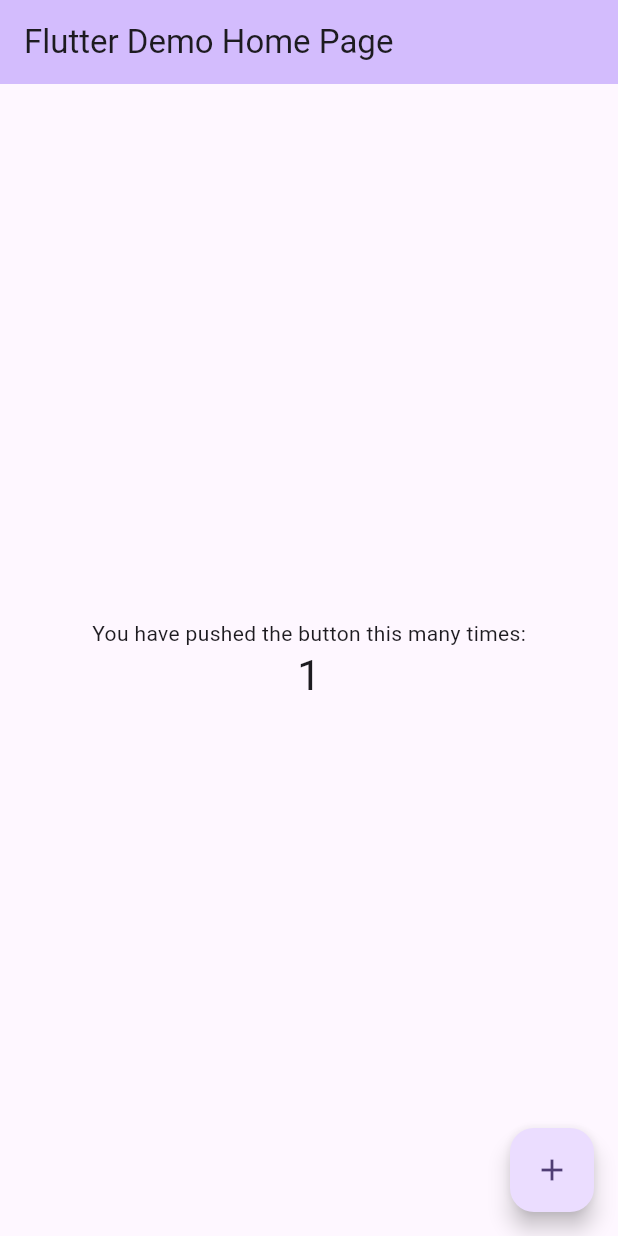
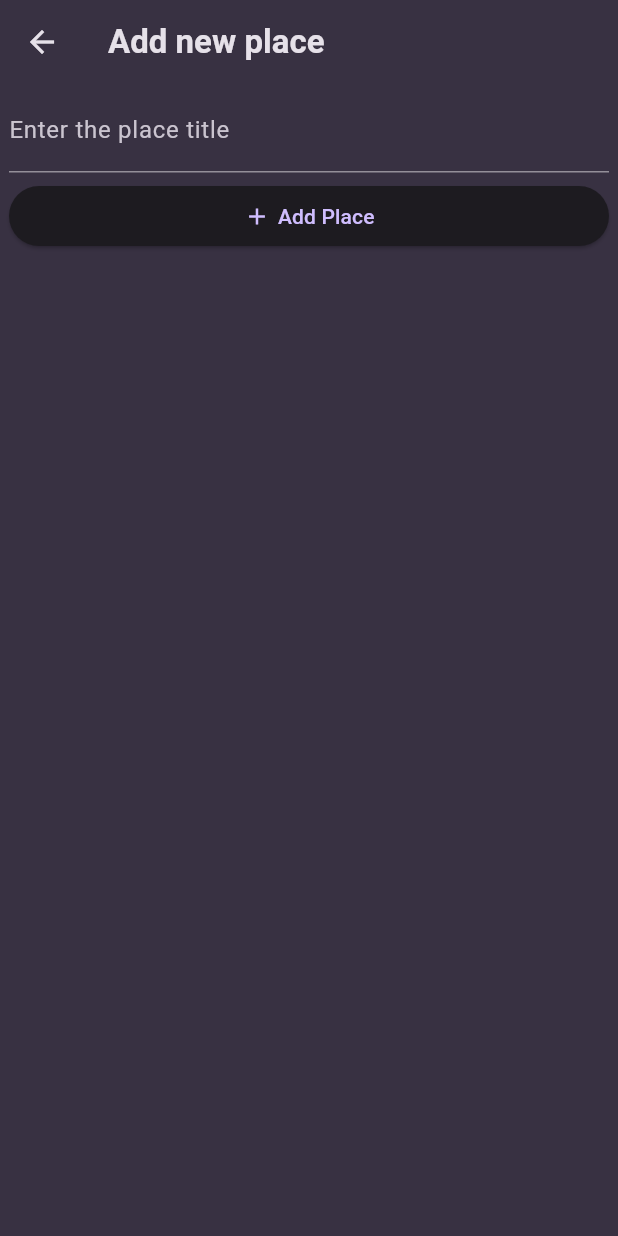
Before and after one commit to Adilkhan25/favorite_place_app, a Flutter app: the screen it shows after launch, after a tap on the "add" icon, on a phone screen of 412 x 824 dp. Run offline on Flutter 3.47's test engine with Material 3 defaults, Android fonts, the phone set to English and light mode, and no system bars; our stand-ins replace flutter_riverpod, fluttertoast, google_fonts.

Commit message:
Implemented add simple list of places using riverpod

```diff
--- /dev/null
+++ b/lib/data/dummy_data.dart
@@ -0,0 +1,10 @@
+import 'package:favorite_place_app/models/place.dart';
+
+var dummyPlaces = [
+  Place(title: 'delhi'),
+  Place(title: 'Nagpur'),
+  Place(title: 'Patna'),
+  Place(title: 'Kolkata'),
+  Place(title: 'UAE'),
+  Place(title: 'Berlin'),
+];
--- a/lib/main.dart
+++ b/lib/main.dart
@@ -1,7 +1,29 @@
+import 'package:favorite_place_app/screens/place_list_screen.dart';
 import 'package:flutter/material.dart';
+import 'package:flutter_riverpod/flutter_riverpod.dart';
+import 'package:google_fonts/google_fonts.dart';
 
+final colorScheme = ColorScheme.fromSeed(
+    brightness: Brightness.dark,
+    seedColor: const Color.fromARGB(255, 102, 6, 247),
+    surface: const Color.fromARGB(255, 56, 49, 66));
+final theme = ThemeData().copyWith(
+  scaffoldBackgroundColor: colorScheme.surface,
+  colorScheme: colorScheme,
+  textTheme: GoogleFonts.ubuntuCondensedTextTheme().copyWith(
+    titleSmall: GoogleFonts.ubuntuCondensed(
+      fontWeight: FontWeight.bold,
+    ),
+    titleMedium: GoogleFonts.ubuntuCondensed(
+      fontWeight: FontWeight.bold,
+    ),
+    titleLarge: GoogleFonts.ubuntuCondensed(
+      fontWeight: FontWeight.bold,
+    ),
+  ),
+);
 void main() {
-  runApp(const MyApp());
+  runApp( const ProviderScope(child:MyApp()));
 }
 
 class MyApp extends StatelessWidget {
@@ -12,114 +34,8 @@ class MyApp extends StatelessWidget {
   Widget build(BuildContext context) {
     return MaterialApp(
       title: 'Flutter Demo',
-      theme: ThemeData(
-        // This is the theme of your application.
-        //
-        // TRY THIS: Try running your application with "flutter run". You'll see
-        // the application has a purple toolbar. Then, without quitting the app,
-        // try changing the seedColor in the colorScheme below to Colors.green
-        // and then invoke "hot reload" (save your changes or press the "hot
-        // reload" button in a Flutter-supported IDE, or press "r" if you used
-        // the command line to start the app).
-        //
-        // Notice that the counter didn't reset back to zero; the application
-        // state is not lost during the reload. To reset the state, use hot
-        // restart instead.
-        //
-        // This works for code too, not just values: Most code changes can be
-        // tested with just a hot reload.
-        colorScheme: ColorScheme.fromSeed(seedColor: Colors.deepPurple),
-        useMaterial3: true,
-      ),
-      home: const MyHomePage(title: 'Flutter Demo Home Page'),
+      theme: theme,
+      home: const PlaceListScreen(),
     );
   }
 }
-
-class MyHomePage extends StatefulWidget {
-  const MyHomePage({super.key, required this.title});
-
-  // This widget is the home page of your application. It is stateful, meaning
-  // that it has a State object (defined below) that contains fields that affect
-  // how it looks.
-
-  // This class is the configuration for the state. It holds the values (in this
-  // case the title) provided by the parent (in this case the App widget) and
-  // used by the build method of the State. Fields in a Widget subclass are
-  // always marked "final".
-
-  final String title;
-
-  @override
-  State<MyHomePage> createState() => _MyHomePageState();
-}
-
-class _MyHomePageState extends State<MyHomePage> {
-  int _counter = 0;
-
-  void _incrementCounter() {
-    setState(() {
-      // This call to setState tells the Flutter framework that something has
-      // changed in this State, which causes it to rerun the build method below
-      // so that the display can reflect the updated values. If we changed
-      // _counter without calling setState(), then the build method would not be
-      // called again, and so nothing would appear to happen.
-      _counter++;
-    });
-  }
-
-  @override
-  Widget build(BuildContext context) {
-    // This method is rerun every time setState is called, for instance as done
-    // by the _incrementCounter method above.
-    //
-    // The Flutter framework has been optimized to make rerunning build methods
-    // fast, so that you can just rebuild anything that needs updating rather
-    // than having to individually change instances of widgets.
-    return Scaffold(
-      appBar: AppBar(
-        // TRY THIS: Try changing the color here to a specific color (to
-        // Colors.amber, perhaps?) and trigger a hot reload to see the AppBar
-        // change color while the other colors stay the same.
-        backgroundColor: Theme.of(context).colorScheme.inversePrimary,
-        // Here we take the value from the MyHomePage object that was created by
-        // the App.build method, and use it to set our appbar title.
-        title: Text(widget.title),
-      ),
-      body: Center(
-        // Center is a layout widget. It takes a single child and positions it
-        // in the middle of the parent.
-        child: Column(
-          // Column is also a layout widget. It takes a list of children and
-          // arranges them vertically. By default, it sizes itself to fit its
-          // children horizontally, and tries to be as tall as its parent.
-          //
-          // Column has various properties to control how it sizes itself and
-          // how it positions its children. Here we use mainAxisAlignment to
-          // center the children vertically; the main axis here is the vertical
-          // axis because Columns are vertical (the cross axis would be
-          // horizontal).
-          //
-          // TRY THIS: Invoke "debug painting" (choose the "Toggle Debug Paint"
-          // action in the IDE, or press "p" in the console), to see the
-          // wireframe for each widget.
-          mainAxisAlignment: MainAxisAlignment.center,
-          children: <Widget>[
-            const Text(
-              'You have pushed the button this many times:',
-            ),
-            Text(
-              '$_counter',
-              style: Theme.of(context).textTheme.headlineMedium,
-            ),
-          ],
-        ),
-      ),
-      floatingActionButton: FloatingActionButton(
-        onPressed: _incrementCounter,
-        tooltip: 'Increment',
-        child: const Icon(Icons.add),
-      ), // This trailing comma makes auto-formatting nicer for build methods.
-    );
-  }
-}
--- /dev/null
+++ b/lib/models/place.dart
@@ -0,0 +1,4 @@
+class Place {
+  Place({required this.title});
+  final String title;
+}
--- /dev/null
+++ b/lib/providers/place_provider.dart
@@ -0,0 +1,17 @@
+import 'package:favorite_place_app/models/place.dart';
+import 'package:flutter_riverpod/flutter_riverpod.dart';
+
+class PlaceNotifer extends StateNotifier<List<Place>> {
+  PlaceNotifer() : super([]);
+  void addPlace(Place place) {
+    state = [...state, place];
+  }
+
+  // List<Place> getPlaces() {
+  //   return state;
+  // }
+}
+
+final placeProvider = StateNotifierProvider<PlaceNotifer, List<Place>>(
+  (ref) => PlaceNotifer(),
+);
--- /dev/null
+++ b/lib/screens/place_list_screen.dart
@@ -0,0 +1,29 @@
+import 'package:favorite_place_app/main.dart';
+import 'package:favorite_place_app/widgets/add_place_widget.dart';
+import 'package:favorite_place_app/widgets/place_widget.dart';
+import 'package:flutter/material.dart';
+
+class PlaceListScreen extends StatelessWidget {
+  const PlaceListScreen({super.key});
+  @override
+  Widget build(BuildContext context) {
+    return Scaffold(
+      appBar: AppBar(
+        backgroundColor: colorScheme.onSecondary,
+        title: const Text('Your Places'),
+        actions: [
+          IconButton(
+              onPressed: () {
+                Navigator.of(context).push(
+                  MaterialPageRoute(
+                    builder: (context) => AddPlaceWidget(),
+                  ),
+                );
+              },
+              icon: const Icon(Icons.add))
+        ],
+      ),
+      body: const PlaceWidget(),
+    );
+  }
+}
--- /dev/null
+++ b/lib/widgets/add_place_widget.dart
@@ -0,0 +1,61 @@
+import 'package:favorite_place_app/models/place.dart';
+import 'package:favorite_place_app/providers/place_provider.dart';
+import 'package:flutter/material.dart';
+import 'package:flutter_riverpod/flutter_riverpod.dart';
+import 'package:fluttertoast/fluttertoast.dart';
+
+class AddPlaceWidget extends ConsumerWidget {
+  AddPlaceWidget({super.key});
+  final TextEditingController placeTitleController = TextEditingController();
+  @override
+  Widget build(BuildContext context, WidgetRef ref) {
+    return Scaffold(
+      appBar: AppBar(
+        title: const Text('Add new place'),
+      ),
+      body: Padding(
+        padding: const EdgeInsets.symmetric(vertical: 3, horizontal: 6),
+        child: Column(
+          children: [
+            TextFormField(
+              controller: placeTitleController,
+              decoration:
+                  const InputDecoration(label: Text('Enter the place title')),
+            ),
+            const SizedBox(
+              height: 5,
+            ),
+            ElevatedButton(
+              onPressed: () {
+                if (placeTitleController.text.isEmpty) {
+                  Fluttertoast.showToast(
+                    msg: "Please enter the title",
+                    toastLength: Toast.LENGTH_SHORT,
+                    gravity: ToastGravity.BOTTOM,
+                  );
+                } else {
+                  ref
+                      .read(placeProvider.notifier)
+                      .addPlace(Place(title: placeTitleController.text));
+                  Navigator.of(context).pop();
+                }
+                print(placeTitleController.text);
+              },
+              child: const Row(
+                mainAxisAlignment: MainAxisAlignment.center,
+                crossAxisAlignment: CrossAxisAlignment.center,
+                children: [
+                  Icon(Icons.add),
+                  SizedBox(
+                    width: 5,
+                  ),
+                  Text('Add Place')
+                ],
+              ),
+            ),
+          ],
+        ),
+      ),
+    );
+  }
+}
--- /dev/null
+++ b/lib/widgets/place_widget.dart
@@ -0,0 +1,46 @@
+import 'package:favorite_place_app/providers/place_provider.dart';
+import 'package:flutter/material.dart';
+import 'package:flutter_riverpod/flutter_riverpod.dart';
+
+class PlaceWidget extends ConsumerWidget {
+  const PlaceWidget({super.key});
+  @override
+  Widget build(BuildContext context, WidgetRef ref) {
+    final places = ref.watch(placeProvider);
+    return places.isEmpty ? const Center(child: Text('No place added yet'),) : ListView.builder(
+      itemCount: places.length,
+      itemBuilder: (ctx, index) =>
+          //  Card(
+          //     margin: const EdgeInsets.symmetric(horizontal: 5, vertical: 3),
+          //     elevation: 2,
+          //     child:
+          ListTile(
+        minTileHeight: 10,
+        contentPadding: const EdgeInsets.symmetric(horizontal: 10, vertical: 2),
+        //   leading: Image.network(place.imageUrl, width: 100, fit: BoxFit.cover),
+        title: Text(
+          places[index].title,
+        ),
+        // subtitle: Column(
+        //   crossAxisAlignment: CrossAxisAlignment.start,
+        //   children: [
+        //     Text(place.location),
+        //     SizedBox(height: 4),
+        //     Row(
+        //       children: [
+        //         Icon(Icons.star, color: Colors.orange, size: 16),
+        //         Text('${place.rating}', style: TextStyle(fontSize: 14)),
+        //       ],
+        //     ),
+        //   ],
+        // ),
+        // trailing: Icon(Icons.arrow_forward_ios),
+
+        onTap: () {
+          // Navigate to a detailed screen
+        },
+      ),
+      //    ),
+    );
+  }
+}
--- a/pubspec.yaml
+++ b/pubspec.yaml
@@ -35,6 +35,9 @@ dependencies:
   # The following adds the Cupertino Icons font to your application.
   # Use with the CupertinoIcons class for iOS style icons.
   cupertino_icons: ^1.0.6
+  google_fonts: ^6.2.1
+  fluttertoast: ^8.2.8
+  flutter_riverpod: ^2.6.1
 
 dev_dependencies:
   flutter_test:
```
Also changed, not shown: pubspec.lock, 1 other file.
